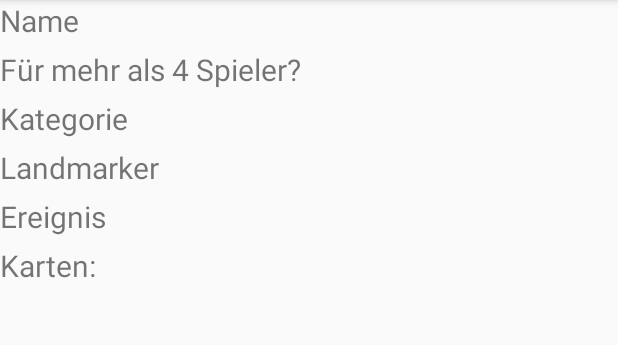
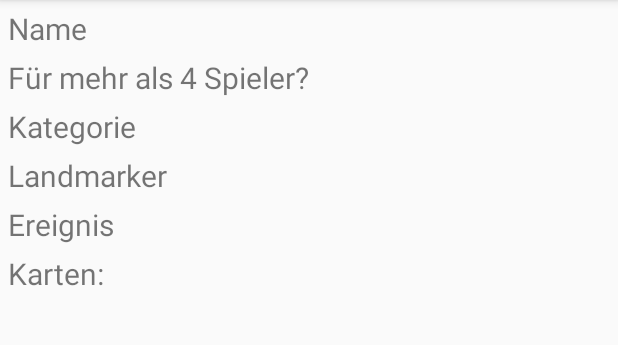
Before and after one commit to ts67uulm/Dominion, an Android app: the ShowSavedDeck screen opened directly, with no data from a screen before it, on a phone screen of 412 x 824 dp, the part 84-429 px from its top. Run offline under Robolectric (Android 15) with nearby library versions, the phone set to English and light mode, and no system bars; our stand-ins replace Room's generated code.

Commit message:
kleine anpassungen und icon

```diff
--- a/app/src/main/AndroidManifest.xml
+++ b/app/src/main/AndroidManifest.xml
@@ -4,9 +4,9 @@
 
     <application
         android:allowBackup="true"
-        android:icon="@mipmap/ic_launcher"
+        android:icon="@drawable/dominion"
         android:label="@string/app_name"
-        android:roundIcon="@mipmap/ic_launcher_round"
+        android:roundIcon="@drawable/dominion"
         android:supportsRtl="true"
         android:theme="@style/AppTheme">
         <activity android:name=".MainActivity">
--- a/app/src/main/res/layout/activity_choose_cards.xml
+++ b/app/src/main/res/layout/activity_choose_cards.xml
@@ -11,13 +11,16 @@
         android:layout_width="match_parent"
         android:layout_height="wrap_content"
         android:textSize="20dp"
+        android:layout_marginTop="5dp"
         android:layout_marginBottom="5dp"
+        android:layout_marginLeft="5dp"
         android:text="Welche der Karten sollen mitspielen?"/>
 
     <androidx.recyclerview.widget.RecyclerView
         android:id="@+id/choose_cards_recycler_view"
         android:scrollbars="vertical"
         android:layout_width="match_parent"
+        android:layout_marginLeft="5dp"
         android:layout_above="@id/choose_cards_ll"
         android:layout_below="@id/choose_cards_textView"
         android:layout_height="match_parent"/>
--- a/app/src/main/res/layout/activity_main.xml
+++ b/app/src/main/res/layout/activity_main.xml
@@ -10,6 +10,8 @@
         android:layout_width="wrap_content"
         android:layout_height="wrap_content"
         android:textSize="20dp"
+        android:layout_marginTop="5dp"
+        android:layout_marginLeft="5dp"
         android:text="Welche Decks spielen mit?" />
 
 
@@ -17,6 +19,7 @@
         android:id="@+id/main_recycler_view"
         android:scrollbars="vertical"
         android:layout_width="match_parent"
+        android:layout_marginLeft="5dp"
         android:layout_below="@id/main_textview"
         android:layout_above="@id/main_ll2"
         android:layout_height="match_parent"/>
--- a/app/src/main/res/layout/activity_show_deck.xml
+++ b/app/src/main/res/layout/activity_show_deck.xml
@@ -10,6 +10,8 @@
         android:layout_width="wrap_content"
         android:layout_height="wrap_content"
         android:layout_marginBottom="5dp"
+        android:layout_marginLeft="5dp"
+        android:layout_marginTop="5dp"
         android:textSize="20dp"
         android:text="Diese Karten spielen mit:"/>
 
@@ -19,6 +21,7 @@
         android:layout_height="wrap_content"
         android:layout_below="@id/show_deck_textview"
         android:layout_marginBottom="5dp"
+        android:layout_marginLeft="5dp"
         android:textSize="20dp"
         android:text="Ereigniskarte:"/>
 
@@ -28,12 +31,14 @@
         android:layout_height="wrap_content"
         android:layout_below="@id/show_deck_ereignis"
         android:layout_marginBottom="5dp"
+        android:layout_marginLeft="5dp"
         android:textSize="20dp"
         android:text="Landmarker:"/>
 
     <androidx.recyclerview.widget.RecyclerView
         android:id="@+id/show_deck_recycler_view"
         android:scrollbars="vertical"
+        android:layout_marginLeft="5dp"
         android:layout_width="match_parent"
         android:layout_below="@id/show_deck_landmarker"
         android:layout_above="@id/show_deck_ll"
--- a/app/src/main/res/layout/activity_show_saved_deck.xml
+++ b/app/src/main/res/layout/activity_show_saved_deck.xml
@@ -12,6 +12,8 @@
         android:layout_width="match_parent"
         android:layout_height="wrap_content"
         android:textSize="20dp"
+        android:layout_marginTop="5dp"
+        android:layout_marginLeft="5dp"
         android:layout_marginBottom="5dp"
         android:text="Name"/>
 
@@ -21,6 +23,7 @@
         android:layout_height="wrap_content"
         android:textSize="20dp"
         android:layout_marginBottom="5dp"
+        android:layout_marginLeft="5dp"
         android:text="Für mehr als 4 Spieler?"/>
 
     <TextView
@@ -29,6 +32,7 @@
         android:layout_height="wrap_content"
         android:textSize="20dp"
         android:layout_marginBottom="5dp"
+        android:layout_marginLeft="5dp"
         android:text="Kategorie"/>
 
     <TextView
@@ -37,6 +41,7 @@
         android:layout_height="wrap_content"
         android:textSize="20dp"
         android:layout_marginBottom="5dp"
+        android:layout_marginLeft="5dp"
         android:text="Landmarker"/>
 
     <TextView
@@ -45,6 +50,7 @@
         android:layout_height="wrap_content"
         android:textSize="20dp"
         android:layout_marginBottom="5dp"
+        android:layout_marginLeft="5dp"
         android:text="Ereignis"/>
 
     <TextView
@@ -52,10 +58,12 @@
         android:layout_height="wrap_content"
         android:textSize="20dp"
         android:layout_marginBottom="5dp"
+        android:layout_marginLeft="5dp"
         android:text="Karten:"/>
 
     <androidx.recyclerview.widget.RecyclerView
         android:id="@+id/show_saved_deck_recyclerview"
+        android:layout_marginLeft="5dp"
         android:layout_width="match_parent"
         android:layout_height="wrap_content">
 
--- a/app/src/main/res/layout/activity_show_saved_decks.xml
+++ b/app/src/main/res/layout/activity_show_saved_decks.xml
@@ -9,6 +9,8 @@
 
     <androidx.recyclerview.widget.RecyclerView
         android:id="@+id/show_saved_decks_recyclerview"
+        android:layout_marginLeft="5dp"
+        android:layout_marginTop="5dp"
         android:layout_width="match_parent"
         android:layout_height="wrap_content">
 
```
Also changed, not shown: app/src/main/res/drawable/dominion.jpeg (added).
